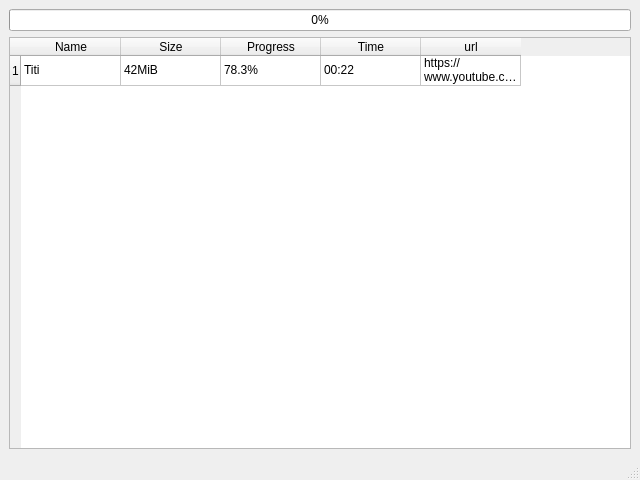
Qt form app/ui/Downloader.ui (SebastienTr/BadPlayer) before a commit.
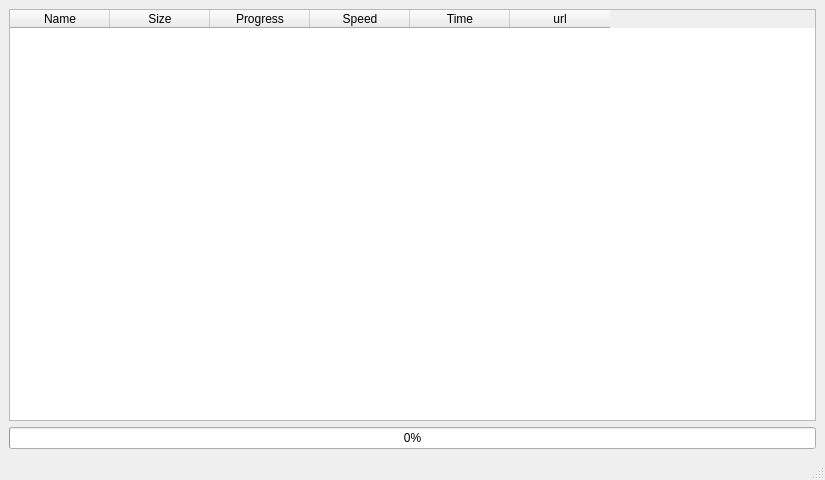
The same form after that commit.

```diff
--- a/app/ui/Downloader.ui
+++ b/app/ui/Downloader.ui
@@ -6,7 +6,7 @@
    <rect>
     <x>0</x>
     <y>0</y>
-    <width>640</width>
+    <width>825</width>
     <height>480</height>
    </rect>
   </property>
@@ -18,22 +18,9 @@
     <item row="0" column="0">
      <layout class="QVBoxLayout" name="verticalLayout">
       <item>
-       <layout class="QHBoxLayout" name="horizontalLayout"/>
-      </item>
-      <item>
-       <widget class="QProgressBar" name="pbar">
-        <property name="value">
-         <number>0</number>
-        </property>
-       </widget>
-      </item>
+       <layout class="QHBoxLayout" name="horizontalLayout">
       <item>
        <widget class="QTableWidget" name="tableWidget">
-        <row>
-         <property name="text">
-          <string>1</string>
-         </property>
-        </row>
         <column>
          <property name="text">
           <string>Name</string>
@@ -49,6 +36,11 @@
           <string>Progress</string>
          </property>
         </column>
+          <column>
+           <property name="text">
+            <string>Speed</string>
+           </property>
+          </column>
         <column>
          <property name="text">
           <string>Time</string>
@@ -59,31 +51,15 @@
           <string>url</string>
          </property>
         </column>
-        <item row="0" column="0">
-         <property name="text">
-          <string>Titi</string>
-         </property>
+         </widget>
         </item>
-        <item row="0" column="1">
-         <property name="text">
-          <string>42MiB</string>
-         </property>
-        </item>
-        <item row="0" column="2">
-         <property name="text">
-          <string>78.3%</string>
-         </property>
-        </item>
-        <item row="0" column="3">
-         <property name="text">
-          <string>00:22 </string>
-         </property>
-        </item>
-        <item row="0" column="4">
-         <property name="text">
-          <string>https://www.youtube.com/watch?v=gA_wQ5JL9lg</string>
-         </property>
-        </item>
+       </layout>
+      </item>
+      <item>
+       <widget class="QProgressBar" name="pbar">
+        <property name="value">
+         <number>0</number>
+        </property>
        </widget>
       </item>
      </layout>
```
Left out of the diff: 2 changed lines with no effect on the pictures. Lines whose indentation alone changed are shown as unchanged.
